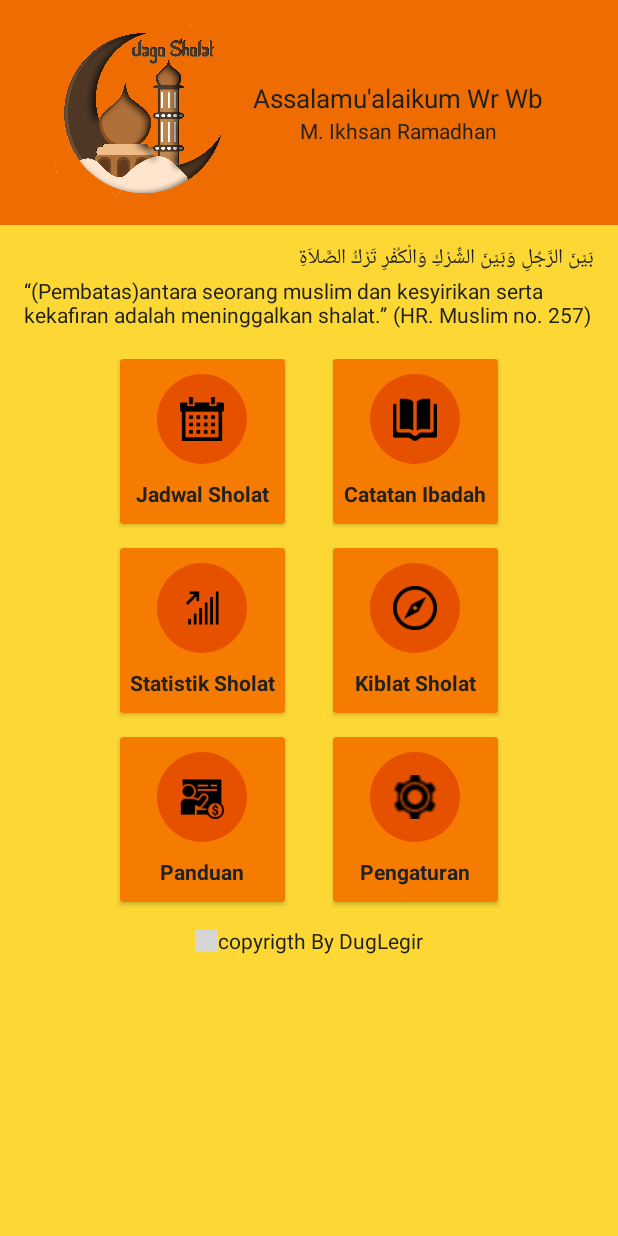
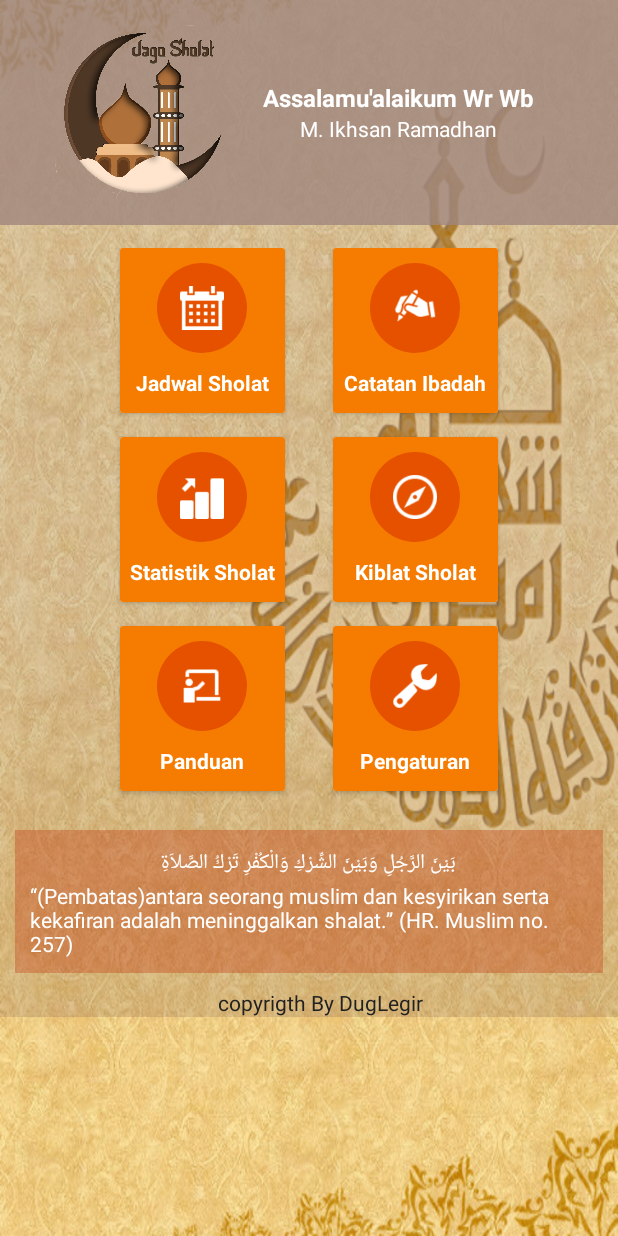
Before and after one commit to ikhsanramadhaan/DugLegir, an Android app: the screen it shows after launch (MainActivity), on a phone screen of 412 x 824 dp. Run offline under Robolectric (Android 15) with nearby library versions, the phone set to English and light mode, and no system bars; grey boxes are pictures that could not be loaded.

Commit message:
di Edit Amir

```diff
--- a/app/src/main/java/com/example/ikhsanramadhan/duglegir/MainActivity.java
+++ b/app/src/main/java/com/example/ikhsanramadhan/duglegir/MainActivity.java
@@ -2,6 +2,7 @@ package com.example.ikhsanramadhan.duglegir;
 
 import android.support.v7.app.AppCompatActivity;
 import android.os.Bundle;
+import android.widget.ImageView;
 
 public class MainActivity extends AppCompatActivity {
 
--- a/app/src/main/res/layout/activity_main.xml
+++ b/app/src/main/res/layout/activity_main.xml
@@ -7,13 +7,13 @@
     android:layout_width="match_parent"
     android:layout_height="match_parent"
     android:orientation="vertical"
-    android:background="#FDD835"
-
+    android:background="@drawable/bg_homes"
     tools:context="com.example.ikhsanramadhan.duglegir.MainActivity">
 
 <LinearLayout
     android:layout_width="match_parent"
     android:layout_height="match_parent"
+    android:background="#336D4C41"
     android:orientation="vertical">
 
     <LinearLayout
@@ -21,7 +21,7 @@
         android:layout_height="150dp"
         android:layout_gravity="center"
         android:orientation="horizontal"
-        android:background="#ef6c00"
+        android:background="#CCA1887F"
         android:paddingHorizontal="35dp"
         android:paddingVertical="16dp">
         <ImageView
@@ -40,50 +40,31 @@
             <TextView
                 android:layout_width="wrap_content"
                 android:layout_height="wrap_content"
-                android:textSize="17sp"
+                android:textSize="16sp"
+                android:textStyle="bold"
                 android:text="Assalamu'alaikum Wr Wb"
-                android:textColor="#212121"/>
+                android:textColor="#FFFFFF"/>
 
             <TextView
                 android:layout_width="wrap_content"
                 android:layout_height="wrap_content"
                 android:text="M. Ikhsan Ramadhan"
-                android:textColor="#212121"/>
+                android:textColor="#FFFFFF"/>
 
 
         </LinearLayout>
     </LinearLayout>
-    <LinearLayout
-        android:layout_width="match_parent"
-        android:layout_height="wrap_content"
-        android:paddingLeft="16dp"
-        android:paddingRight="16dp"
-        android:orientation="vertical"
-        android:layout_gravity="center_horizontal"
-        android:paddingTop="10dp"
-        android:layout_marginBottom="10dp">
-        <TextView
-            android:layout_width="match_parent"
-            android:layout_height="match_parent"
-            android:textColor="#212121"
-            android:layout_gravity="center"
-            android:text="بَيْنَ الرَّجُلِ وَبَيْنَ الشِّرْكِ وَالْكُفْرِ تَرْكُ الصَّلاَةِ"/>
-        <TextView
-            android:layout_width="match_parent"
-            android:layout_height="match_parent"
-            android:textColor="#212121"
-            android:text="“(Pembatas)antara seorang muslim dan kesyirikan serta kekafiran adalah meninggalkan shalat.” (HR. Muslim no. 257)"/>
-    </LinearLayout>
+
 
     <LinearLayout
         android:layout_width="match_parent"
-        android:layout_height="match_parent">
+        android:layout_height="match_parent"
+        android:layout_marginTop="15dp">
         <!--Kiri-->
         <LinearLayout
             android:layout_width="wrap_content"
             android:layout_height="match_parent"
             android:layout_weight="1"
-            android:layout_marginTop="10dp"
             android:gravity="right"
             android:orientation="vertical">
 
@@ -91,8 +72,8 @@
             <android.support.v7.widget.CardView
                 android:layout_width="110dp"
                 android:layout_height="110dp"
+                android:layout_marginBottom="16dp"
                 android:layout_marginHorizontal="16dp"
-            android:layout_marginBottom="16dp"
                 android:layout_weight="1"
                 android:clickable="true"
                 android:foreground="?android:attr/selectableItemBackground">
@@ -100,8 +81,8 @@
                 <LinearLayout
                     android:layout_width="match_parent"
                     android:layout_height="match_parent"
+                    android:background="#F57C00"
                     android:gravity="center"
-                android:background="#F57C00"
                     android:orientation="vertical">
 
                     <ImageView
@@ -109,22 +90,23 @@
                         android:layout_height="60dp"
                         android:background="@drawable/circleshape"
                         android:padding="15dp"
-                    android:src="@drawable/icons8_calendar_48px_2" />
+                        android:src="@drawable/jadwal" />
 
                     <TextView
                         android:layout_width="wrap_content"
                         android:layout_height="wrap_content"
                         android:layout_marginTop="10dp"
                         android:text="Jadwal Sholat"
-                    android:textColor="#212121"
+                        android:textColor="#FFFFFF"
                         android:textStyle="bold" />
                 </LinearLayout>
             </android.support.v7.widget.CardView>
+
             <android.support.v7.widget.CardView
                 android:layout_width="110dp"
                 android:layout_height="110dp"
+                android:layout_marginBottom="16dp"
                 android:layout_marginHorizontal="16dp"
-                android:layout_marginBottom="16dp"
                 android:layout_weight="1"
                 android:clickable="true"
                 android:foreground="?android:attr/selectableItemBackground">
@@ -132,8 +114,8 @@
                 <LinearLayout
                     android:layout_width="match_parent"
                     android:layout_height="match_parent"
+                    android:background="#F57C00"
                     android:gravity="center"
-                    android:background="#F57C00"
                     android:orientation="vertical">
 
                     <ImageView
@@ -141,22 +123,23 @@
                         android:layout_height="60dp"
                         android:background="@drawable/circleshape"
                         android:padding="15dp"
-                        android:src="@drawable/icons8_investment_64px" />
+                        android:src="@drawable/statisik" />
 
                     <TextView
                         android:layout_width="wrap_content"
                         android:layout_height="wrap_content"
                         android:layout_marginTop="10dp"
-                        android:textColor="#212121"
                         android:text="Statistik Sholat"
+                        android:textColor="#FFFFFF"
                         android:textStyle="bold" />
                 </LinearLayout>
             </android.support.v7.widget.CardView>
+
             <android.support.v7.widget.CardView
                 android:layout_width="110dp"
                 android:layout_height="110dp"
+                android:layout_marginBottom="16dp"
                 android:layout_marginHorizontal="16dp"
-                android:layout_marginBottom="16dp"
                 android:layout_weight="1"
                 android:clickable="true"
                 android:foreground="?android:attr/selectableItemBackground">
@@ -164,8 +147,8 @@
                 <LinearLayout
                     android:layout_width="match_parent"
                     android:layout_height="match_parent"
+                    android:background="#F57C00"
                     android:gravity="center"
-                    android:background="#F57C00"
                     android:orientation="vertical">
 
                     <ImageView
@@ -173,19 +156,17 @@
                         android:layout_height="60dp"
                         android:background="@drawable/circleshape"
                         android:padding="15dp"
-                        android:src="@drawable/icons8_teacher_hiring_50px" />
+                        android:src="@drawable/panduan" />
 
                     <TextView
                         android:layout_width="wrap_content"
                         android:layout_height="wrap_content"
                         android:layout_marginTop="10dp"
                         android:text="Panduan"
-                        android:textColor="#212121"
+                        android:textColor="#FFFFFF"
                         android:textStyle="bold" />
                 </LinearLayout>
             </android.support.v7.widget.CardView>
-
-
 
 
         </LinearLayout>
@@ -194,7 +175,6 @@
             android:layout_width="wrap_content"
             android:layout_height="match_parent"
             android:layout_weight="1"
-            android:layout_marginTop="10dp"
             android:gravity="left"
             android:orientation="vertical">
 
@@ -202,8 +182,8 @@
             <android.support.v7.widget.CardView
                 android:layout_width="110dp"
                 android:layout_height="110dp"
+                android:layout_marginBottom="16dp"
                 android:layout_marginHorizontal="16dp"
-                android:layout_marginBottom="16dp"
                 android:layout_weight="1"
                 android:clickable="true"
                 android:foreground="?android:attr/selectableItemBackground">
@@ -211,8 +191,8 @@
                 <LinearLayout
                     android:layout_width="match_parent"
                     android:layout_height="match_parent"
+                    android:background="#F57C00"
                     android:gravity="center"
-                    android:background="#F57C00"
                     android:orientation="vertical">
 
                     <ImageView
@@ -220,22 +200,23 @@
                         android:layout_height="60dp"
                         android:background="@drawable/circleshape"
                         android:padding="15dp"
-                        android:src="@drawable/icons8_literature_52px" />
+                        android:src="@drawable/catat" />
 
                     <TextView
                         android:layout_width="wrap_content"
                         android:layout_height="wrap_content"
                         android:layout_marginTop="10dp"
                         android:text="Catatan Ibadah"
-                        android:textColor="#212121"
+                        android:textColor="#FFFFFF"
                         android:textStyle="bold" />
                 </LinearLayout>
             </android.support.v7.widget.CardView>
+
             <android.support.v7.widget.CardView
                 android:layout_width="110dp"
                 android:layout_height="110dp"
+                android:layout_marginBottom="16dp"
                 android:layout_marginHorizontal="16dp"
-                android:layout_marginBottom="16dp"
                 android:layout_weight="1"
                 android:clickable="true"
                 android:foreground="?android:attr/selectableItemBackground">
@@ -243,8 +224,8 @@
                 <LinearLayout
                     android:layout_width="match_parent"
                     android:layout_height="match_parent"
+                    android:background="#F57C00"
                     android:gravity="center"
-                    android:background="#F57C00"
                     android:orientation="vertical">
 
                     <ImageView
@@ -252,22 +233,23 @@
                         android:layout_height="60dp"
                         android:background="@drawable/circleshape"
                         android:padding="15dp"
-                        android:src="@drawable/icons8_compass_48px" />
+                        android:src="@drawable/kompas" />
 
                     <TextView
                         android:layout_width="wrap_content"
                         android:layout_height="wrap_content"
                         android:layout_marginTop="10dp"
                         android:text="Kiblat Sholat"
-                        android:textColor="#212121"
+                        android:textColor="#FFF"
                         android:textStyle="bold" />
                 </LinearLayout>
             </android.support.v7.widget.CardView>
+
             <android.support.v7.widget.CardView
                 android:layout_width="110dp"
                 android:layout_height="110dp"
+                android:layout_marginBottom="16dp"
                 android:layout_marginHorizontal="16dp"
-                android:layout_marginBottom="16dp"
                 android:layout_weight="1"
                 android:clickable="true"
                 android:foreground="?android:attr/selectableItemBackground">
@@ -275,8 +257,8 @@
                 <LinearLayout
                     android:layout_width="match_parent"
                     android:layout_height="match_parent"
+                    android:background="#F57C00"
                     android:gravity="center"
-                    android:background="#F57C00"
                     android:orientation="vertical">
 
                     <ImageView
@@ -284,19 +266,42 @@
                         android:layout_height="60dp"
                         android:background="@drawable/circleshape"
                         android:padding="15dp"
-                        android:src="@drawable/icons8_settings_24px_2" />
+                        android:src="@drawable/pengaturan" />
 
                     <TextView
                         android:layout_width="wrap_content"
                         android:layout_height="wrap_content"
                         android:layout_marginTop="10dp"
                         android:text="Pengaturan"
-                        android:textColor="#212121"
+                        android:textColor="#FFFFFF"
                         android:textStyle="bold" />
                 </LinearLayout>
             </android.support.v7.widget.CardView>
         </LinearLayout>
+
+
     </LinearLayout>
+    <LinearLayout
+        android:layout_width="match_parent"
+        android:layout_height="wrap_content"
+        android:orientation="vertical"
+        android:background="#59BF360C"
+        android:layout_margin="10dp"
+        android:padding="10dp"
+        android:layout_gravity="center">
+        <TextView
+            android:layout_width="wrap_content"
+            android:layout_height="wrap_content"
+            android:textColor="#FFFFFF"
+            android:layout_gravity="center"
+            android:text="بَيْنَ الرَّجُلِ وَبَيْنَ الشِّرْكِ وَالْكُفْرِ تَرْكُ الصَّلاَةِ"/>
+        <TextView
+            android:layout_width="wrap_content"
+            android:layout_height="wrap_content"
+            android:textColor="#FFFFFF"
+            android:text="“(Pembatas)antara seorang muslim dan kesyirikan serta kekafiran adalah meninggalkan shalat.” (HR. Muslim no. 257)"/>
+    </LinearLayout>
+
     <LinearLayout
         android:layout_width="wrap_content"
         android:layout_height="wrap_content"
@@ -306,8 +311,8 @@
             android:layout_width="15dp"
             android:layout_height="15dp"
             android:layout_gravity="center_vertical"
-            android:textColor="#212121"
-            android:src="@drawable/icons8_copyright_52px"/>
+            android:textColor="#212121"/>
+            <!--android:src="@drawable/icons8_copyright_52px"/>-->
         <TextView
             android:layout_width="wrap_content"
             android:textColor="#212121"
@@ -316,4 +321,7 @@
             android:layout_height="wrap_content" />
     </LinearLayout>
 </LinearLayout>
+
+
+
 </ScrollView>
--- a/app/src/main/res/values/colors.xml
+++ b/app/src/main/res/values/colors.xml
@@ -7,4 +7,5 @@
     <color name="blue_grey">#B0BEC5</color>
     <color name="blue_grey_dark">#90A4AE</color>
     <color name="bluegrey_older_dark">#37474F</color>
+    <color name="top">#A1887F</color>
 </resources>
--- a/app/src/main/res/values/styles.xml
+++ b/app/src/main/res/values/styles.xml
@@ -4,7 +4,7 @@
     <style name="AppTheme" parent="Theme.AppCompat.Light.NoActionBar">
         <!-- Customize your theme here. -->
         <item name="colorPrimary">@color/colorPrimary</item>
-        <item name="colorPrimaryDark">@color/colorPrimaryDark</item>
+        <item name="colorPrimaryDark">@color/top</item>
         <item name="colorAccent">@color/colorAccent</item>
     </style>
 
```
Also changed, not shown: app/src/main/res/drawable/bg_homes.png (added), app/src/main/res/drawable/catat.png (added), app/src/main/res/drawable/icons8_back_24px_2.png (deleted), app/src/main/res/drawable/icons8_calendar_16px.png (deleted), app/src/main/res/drawable/icons8_calendar_48px_2.png (deleted), app/src/main/res/drawable/icons8_compass_48px.png (deleted), app/src/main/res/drawable/icons8_investment_64px.png (deleted), app/src/main/res/drawable/icons8_literature_52px.png (deleted), app/src/main/res/drawable/icons8_settings_24px_2.png (deleted), app/src/main/res/drawable/icons8_teacher_hiring_50px.png (deleted), app/src/main/res/drawable/jadwal.png (added), app/src/main/res/drawable/kompas.png (added), app/src/main/res/drawable/panduan.png (added), app/src/main/res/drawable/pengaturan.png (added), 1 more files. Lines whose indentation alone changed are shown as unchanged.
